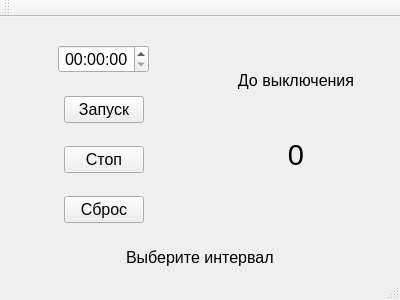
Old version of the form mainwindow.ui in the repository Lelius/TimerCompOff.
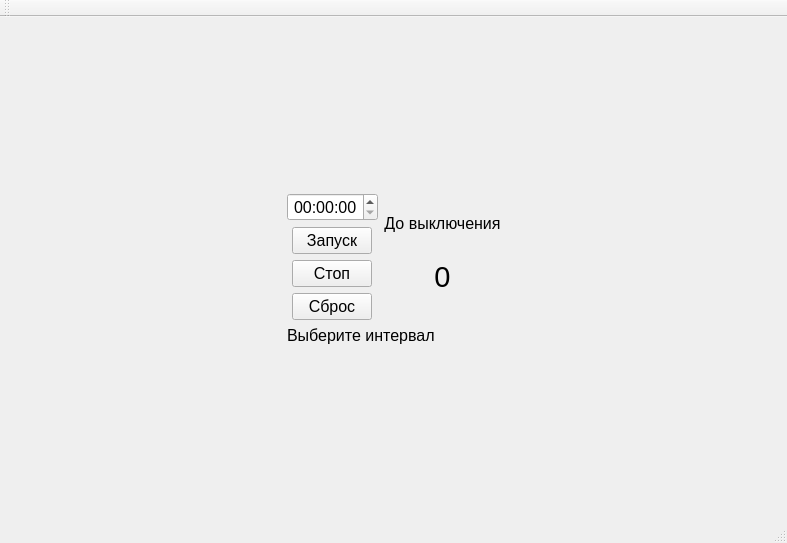
New version of the form.

Commit message: Поменял поведение layout'ов. Теперь при масштабировании онкна кнопки не разъезжаются.

What changed in the file:
```diff
--- a/mainwindow.ui
+++ b/mainwindow.ui
@@ -6,20 +6,44 @@
    <rect>
     <x>0</x>
     <y>0</y>
-    <width>400</width>
-    <height>300</height>
+    <width>787</width>
+    <height>543</height>
    </rect>
   </property>
   <property name="windowTitle">
    <string>MainWindow</string>
   </property>
   <widget class="QWidget" name="centralWidget">
+   <layout class="QGridLayout" name="gridLayout_2">
+    <item row="1" column="0">
+     <spacer name="horizontalSpacer">
+      <property name="orientation">
+       <enum>Qt::Horizontal</enum>
+      </property>
+      <property name="sizeHint" stdset="0">
+       <size>
+        <width>40</width>
+        <height>20</height>
+       </size>
+      </property>
+     </spacer>
+    </item>
+    <item row="0" column="1">
+     <spacer name="verticalSpacer">
+      <property name="orientation">
+       <enum>Qt::Vertical</enum>
+      </property>
+      <property name="sizeHint" stdset="0">
+       <size>
+        <width>20</width>
+        <height>40</height>
+       </size>
+      </property>
+     </spacer>
+    </item>
+    <item row="1" column="1">
    <layout class="QGridLayout" name="gridLayout">
     <item row="0" column="0">
-     <layout class="QVBoxLayout" name="verticalLayout_3">
-      <item>
-       <layout class="QHBoxLayout" name="horizontalLayout">
-        <item>
          <layout class="QVBoxLayout" name="verticalLayout">
           <item alignment="Qt::AlignHCenter">
            <widget class="QTimeEdit" name="timeEdit">
@@ -104,7 +128,7 @@
           </item>
          </layout>
         </item>
-        <item>
+      <item row="0" column="1">
          <layout class="QVBoxLayout" name="verticalLayout_2">
           <item>
            <widget class="QLabel" name="labelOst">
@@ -138,9 +162,7 @@
           </item>
          </layout>
         </item>
-       </layout>
-      </item>
-      <item alignment="Qt::AlignHCenter">
+      <item row="1" column="0" colspan="2">
        <widget class="QLabel" name="labelInfo">
         <property name="sizePolicy">
          <sizepolicy hsizetype="Preferred" vsizetype="Maximum">
@@ -160,6 +182,32 @@
       </item>
      </layout>
     </item>
+    <item row="1" column="2">
+     <spacer name="horizontalSpacer_2">
+      <property name="orientation">
+       <enum>Qt::Horizontal</enum>
+      </property>
+      <property name="sizeHint" stdset="0">
+       <size>
+        <width>40</width>
+        <height>20</height>
+       </size>
+      </property>
+     </spacer>
+    </item>
+    <item row="2" column="1">
+     <spacer name="verticalSpacer_2">
+      <property name="orientation">
+       <enum>Qt::Vertical</enum>
+      </property>
+      <property name="sizeHint" stdset="0">
+       <size>
+        <width>20</width>
+        <height>40</height>
+       </size>
+      </property>
+     </spacer>
+    </item>
    </layout>
   </widget>
   <widget class="QMenuBar" name="menuBar">
```
Left out of the diff: 2 changed lines with no effect on the pictures. Lines whose indentation alone changed are shown as unchanged.
